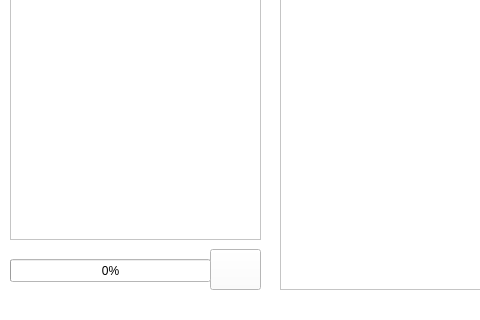
The window that main.ui (SGLMaster/WordFrequencyAnalyzer) describes before a commit, drawn with Qt 5; both pictures show x 0 to 480 and y 280 to 600 of the 580 by 600 pixel window.
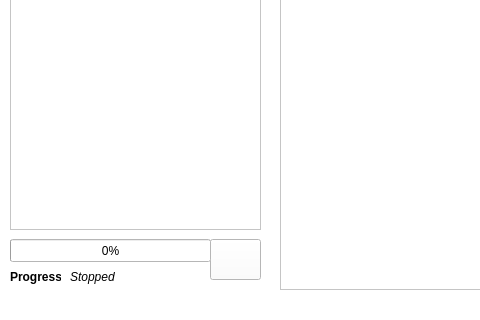
The same window after the commit. Icons and pictures are not drawn.

```diff
--- a/main.ui
+++ b/main.ui
@@ -200,7 +200,7 @@
     <property name="geometry">
      <rect>
       <x>210</x>
-      <y>510</y>
+      <y>500</y>
       <width>51</width>
       <height>41</height>
      </rect>
@@ -322,7 +322,7 @@
       <x>10</x>
       <y>150</y>
       <width>251</width>
-      <height>351</height>
+      <height>341</height>
      </rect>
     </property>
     <property name="selectionMode">
@@ -405,7 +405,7 @@
     <property name="geometry">
      <rect>
       <x>10</x>
-      <y>520</y>
+      <y>500</y>
       <width>201</width>
       <height>23</height>
      </rect>
@@ -442,6 +442,43 @@
      <bool>false</bool>
     </property>
    </widget>
+   <widget class="QLabel" name="label_2">
+    <property name="geometry">
+     <rect>
+      <x>10</x>
+      <y>530</y>
+      <width>51</width>
+      <height>16</height>
+     </rect>
+    </property>
+    <property name="font">
+     <font>
+      <weight>75</weight>
+      <bold>true</bold>
+     </font>
+    </property>
+    <property name="text">
+     <string>Progress:</string>
+    </property>
+   </widget>
+   <widget class="QLabel" name="labelProgress">
+    <property name="geometry">
+     <rect>
+      <x>70</x>
+      <y>530</y>
+      <width>131</width>
+      <height>16</height>
+     </rect>
+    </property>
+    <property name="font">
+     <font>
+      <italic>true</italic>
+     </font>
+    </property>
+    <property name="text">
+     <string>Stopped</string>
+    </property>
+   </widget>
   </widget>
   <widget class="QMenuBar" name="menubar">
    <property name="geometry">
```
